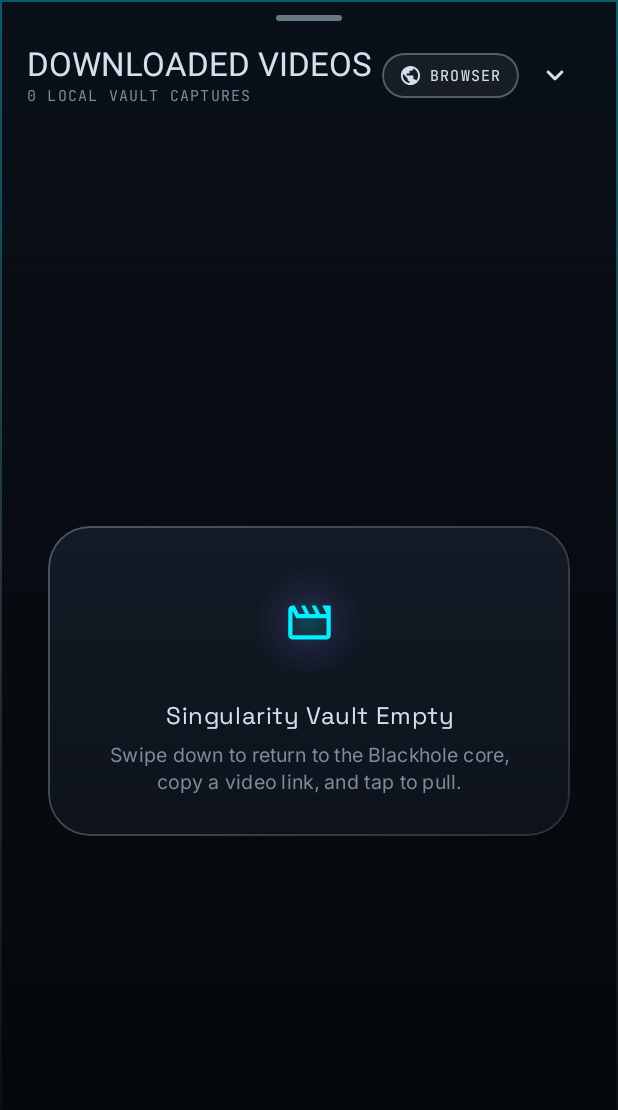
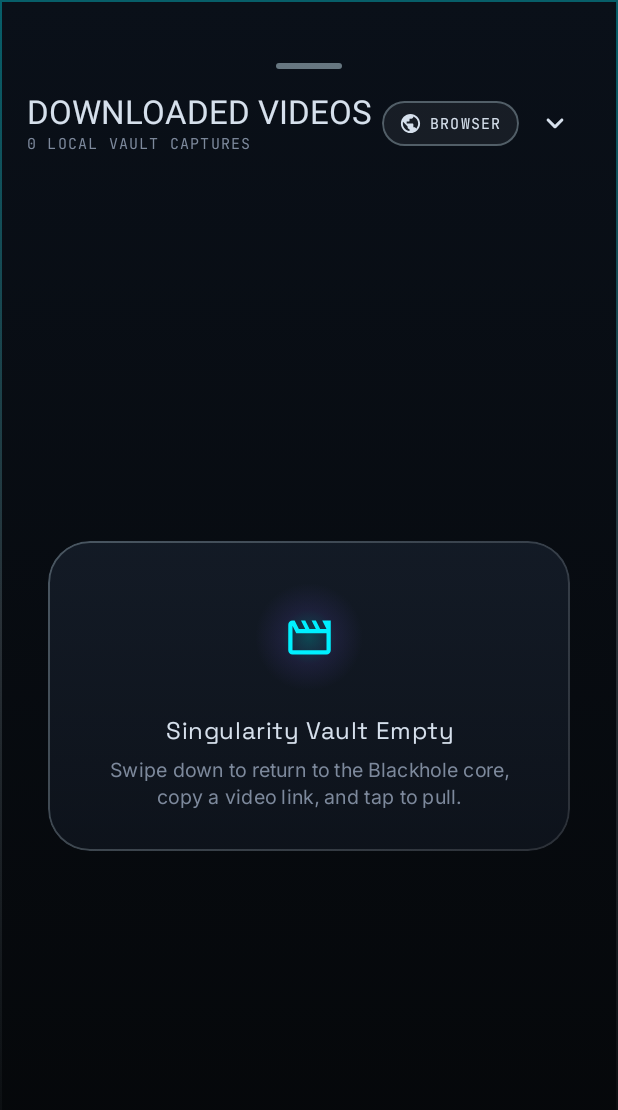
Before and after one commit to charfeddine23/BLACKHOLE, an Android app built with Jetpack Compose: the screen it shows after launch (MainActivity), after a tap on "SWIPE UP", on a phone screen of 412 x 824 dp. Shown: the top 1110 px of the screen. Run offline under Robolectric (Android 15) with nearby library versions, the phone set to English and light mode, and no system bars; our stand-ins replace Room's generated code; 4 statements that could not run were skipped; 2 other taps on this screen came first.

Commit message:
feat: improve system compatibility and layout
Add Android 11+ package visibility declarations for media pickers and refine UI window inset handling to better support display cutouts.

```diff
--- a/app/src/main/java/com/example/ui/components/DownloadedVideosSwipeUpSheet.kt
+++ b/app/src/main/java/com/example/ui/components/DownloadedVideosSwipeUpSheet.kt
@@ -22,14 +22,16 @@ import androidx.compose.foundation.layout.Column
 import androidx.compose.foundation.layout.PaddingValues
 import androidx.compose.foundation.layout.Row
 import androidx.compose.foundation.layout.Spacer
+import androidx.compose.foundation.layout.WindowInsets
 import androidx.compose.foundation.layout.aspectRatio
+import androidx.compose.foundation.layout.displayCutout
 import androidx.compose.foundation.layout.fillMaxSize
 import androidx.compose.foundation.layout.fillMaxWidth
 import androidx.compose.foundation.layout.height
-import androidx.compose.foundation.layout.navigationBarsPadding
+import androidx.compose.foundation.layout.navigationBars
 import androidx.compose.foundation.layout.padding
 import androidx.compose.foundation.layout.size
-import androidx.compose.foundation.layout.statusBarsPadding
+import androidx.compose.foundation.layout.statusBars
 import androidx.compose.foundation.layout.width
 import androidx.compose.foundation.layout.widthIn
 import androidx.compose.foundation.lazy.grid.GridCells
@@ -75,6 +77,7 @@ import androidx.compose.ui.input.pointer.util.VelocityTracker
 import androidx.compose.ui.layout.ContentScale
 import androidx.compose.ui.layout.onSizeChanged
 import androidx.compose.ui.platform.LocalContext
+import androidx.compose.ui.platform.LocalDensity
 import androidx.compose.ui.platform.testTag
 import androidx.compose.ui.text.style.TextAlign
 import androidx.compose.ui.text.style.TextOverflow
@@ -125,6 +128,14 @@ fun DownloadedVideosSwipeUpSheet(
     onDismissVaultStatus: () -> Unit = {},
 ) {
     val context = LocalContext.current
+    val density = LocalDensity.current
+    val cutoutTop = with(density) { WindowInsets.displayCutout.getTop(density).toDp() }
+    val statusTop = with(density) { WindowInsets.statusBars.getTop(density).toDp() }
+    val safeTopInset = maxOf(cutoutTop + 6.dp, statusTop, 32.dp)
+    val cutoutBottom = with(density) { WindowInsets.displayCutout.getBottom(density).toDp() }
+    val navBottom = with(density) { WindowInsets.navigationBars.getBottom(density).toDp() }
+    val safeBottomInset = maxOf(cutoutBottom, navBottom, 12.dp)
+
     val gridState = rememberLazyGridState()
     var previewingVideo by remember { mutableStateOf<DownloadedVideoEntity?>(null) }
     var showBrowserTab by remember { mutableStateOf(false) }
@@ -266,8 +277,7 @@ fun DownloadedVideosSwipeUpSheet(
                         )
                     },
                 )
-                .statusBarsPadding()
-                .navigationBarsPadding(),
+                .padding(top = safeTopInset, bottom = safeBottomInset),
         ) {
             if (!showBrowserTab) {
                 // Sheet Header & Pull-Down Handle (hidden when Browser is Full Screen)
@@ -688,12 +698,23 @@ private fun InlineVideoPlayerView(
         }
     }
 
+    val playerDensity = LocalDensity.current
+    val playerTopInset = maxOf(
+        with(playerDensity) { WindowInsets.displayCutout.getTop(playerDensity).toDp() } + 6.dp,
+        with(playerDensity) { WindowInsets.statusBars.getTop(playerDensity).toDp() },
+        32.dp,
+    )
+    val playerBottomInset = maxOf(
+        with(playerDensity) { WindowInsets.displayCutout.getBottom(playerDensity).toDp() },
+        with(playerDensity) { WindowInsets.navigationBars.getBottom(playerDensity).toDp() },
+        12.dp,
+    )
+
     Box(
         modifier = Modifier
             .fillMaxSize()
             .background(ObsidianVoid)
-            .statusBarsPadding()
-            .navigationBarsPadding(),
+            .padding(top = playerTopInset, bottom = playerBottomInset),
     ) {
         Column(modifier = Modifier.fillMaxSize()) {
             Row(
--- a/app/src/main/java/com/example/ui/screens/BlackholeScreen.kt
+++ b/app/src/main/java/com/example/ui/screens/BlackholeScreen.kt
@@ -25,13 +25,14 @@ import androidx.compose.foundation.layout.Column
 import androidx.compose.foundation.layout.Row
 import androidx.compose.foundation.layout.Spacer
 import androidx.compose.foundation.layout.WindowInsets
+import androidx.compose.foundation.layout.displayCutout
 import androidx.compose.foundation.layout.fillMaxSize
 import androidx.compose.foundation.layout.fillMaxWidth
 import androidx.compose.foundation.layout.height
-import androidx.compose.foundation.layout.navigationBarsPadding
+import androidx.compose.foundation.layout.navigationBars
 import androidx.compose.foundation.layout.padding
 import androidx.compose.foundation.layout.size
-import androidx.compose.foundation.layout.statusBarsPadding
+import androidx.compose.foundation.layout.statusBars
 import androidx.compose.foundation.layout.width
 import androidx.compose.foundation.layout.widthIn
 import androidx.compose.foundation.rememberScrollState
@@ -341,13 +342,23 @@ private fun BlackholeScreenContent(
                     },
                 contentAlignment = Alignment.Center,
             ) {
+                val cutoutTopDp = with(density) { WindowInsets.displayCutout.getTop(density).toDp() }
+                val statusTopDp = with(density) { WindowInsets.statusBars.getTop(density).toDp() }
+                val safeTopInset = maxOf(cutoutTopDp, statusTopDp, 44.dp)
+                val cutoutBottomDp = with(density) { WindowInsets.displayCutout.getBottom(density).toDp() }
+                val navBottomDp = with(density) { WindowInsets.navigationBars.getBottom(density).toDp() }
+                val safeBottomInset = maxOf(cutoutBottomDp, navBottomDp, 22.dp)
+
                 Column(
                     modifier = Modifier
                         .fillMaxSize()
                         .widthIn(max = 600.dp)
-                        .statusBarsPadding()
-                        .navigationBarsPadding()
-                        .padding(horizontal = 24.dp, vertical = 16.dp),
+                        .padding(
+                            start = 24.dp,
+                            end = 24.dp,
+                            top = safeTopInset + 18.dp,
+                            bottom = safeBottomInset + 14.dp,
+                        ),
                     horizontalAlignment = Alignment.CenterHorizontally,
                     verticalArrangement = Arrangement.SpaceBetween,
                 ) {
@@ -392,6 +403,7 @@ private fun BlackholeScreenContent(
                         modifier = Modifier
                             .weight(1f)
                             .fillMaxWidth()
+                            .padding(top = 12.dp)
                             .nestedScroll(homeNestedScroll)
                             .verticalScroll(scrollState),
                         horizontalAlignment = Alignment.CenterHorizontally,
```
Also changed, not shown: app/src/main/AndroidManifest.xml (+30 -0 lines), app/src/main/java/com/example/ui/screens/VaultScreen.kt (+108 -26 lines), app/src/main/java/com/example/vault/data/SafVaultRepository.kt (+18 -2 lines).
